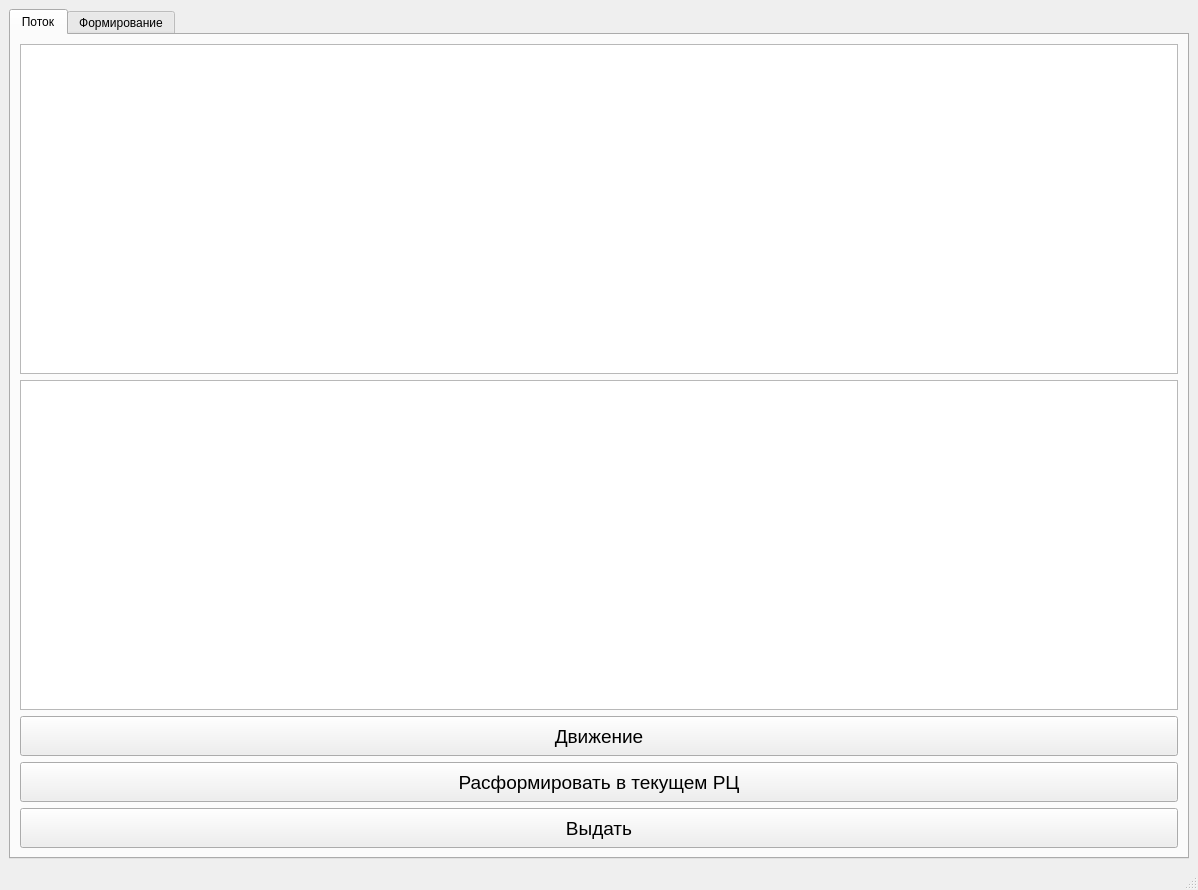
The window that mydesign.ui (Nokturnalmor/Komplekt) describes before a commit, drawn with Qt 5.
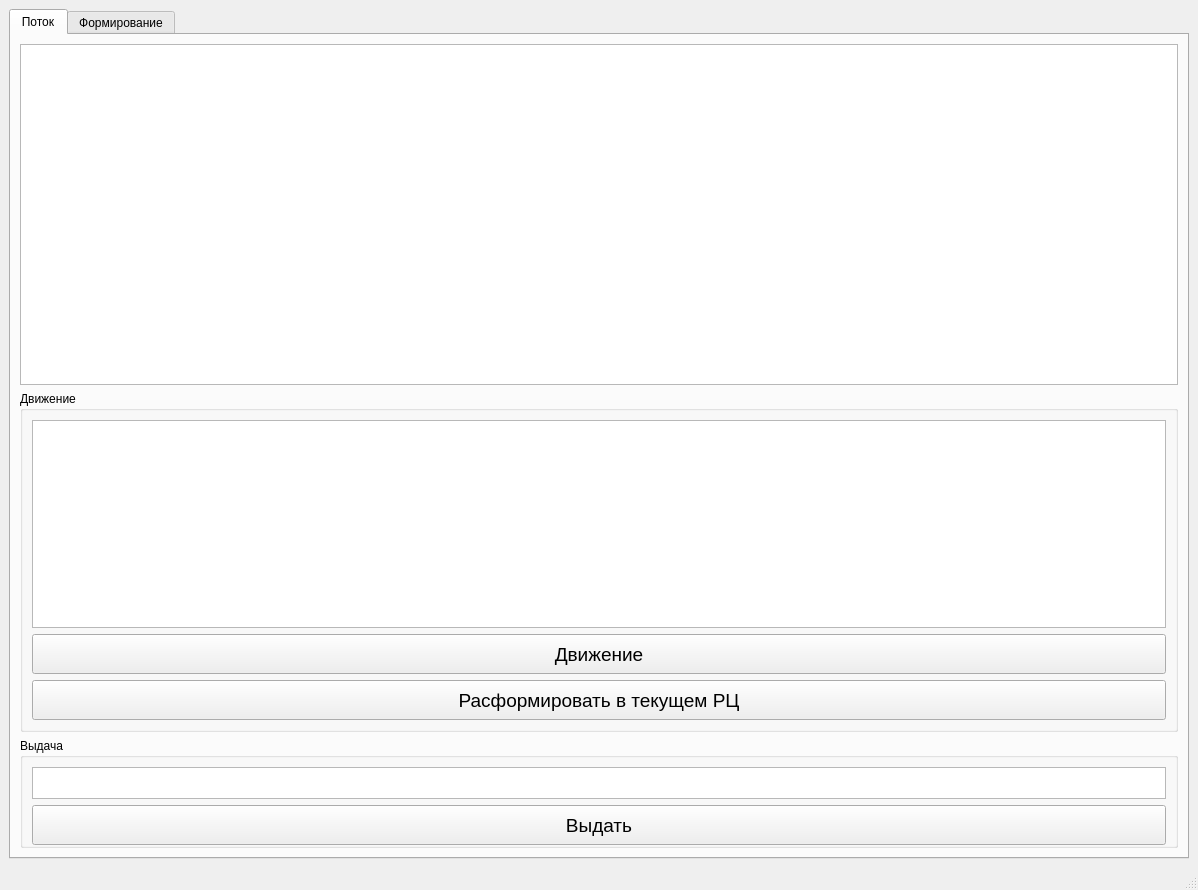
The same window after the commit.

Commit message: Добавлено: справка по текщей таре из окна деталей цвета окна деталей обновление окан детлей справка по наполнению тары запись комплектации в МК расформирование тары расчет досдтупного осталтка ограничение на кол-во и РЦ при комплектоании

The edit to the form file:
```diff
--- a/mydesign.ui
+++ b/mydesign.ui
@@ -24,7 +24,7 @@
        <attribute name="title">
         <string>Поток</string>
        </attribute>
-       <layout class="QVBoxLayout" name="verticalLayout_2">
+       <layout class="QVBoxLayout" name="verticalLayout_4">
         <item>
          <widget class="QTableWidget" name="table_potok">
           <property name="styleSheet">
@@ -34,6 +34,12 @@
          </widget>
         </item>
         <item>
+         <widget class="QGroupBox" name="groupBox">
+          <property name="title">
+           <string>Движение</string>
+          </property>
+          <layout class="QVBoxLayout" name="verticalLayout_2">
+           <item>
          <widget class="QTableWidget" name="table_bd_rab_c_potok"/>
         </item>
         <item>
@@ -72,6 +78,31 @@
           </property>
          </widget>
         </item>
+          </layout>
+         </widget>
+        </item>
+        <item>
+         <widget class="QGroupBox" name="groupBox_2">
+          <property name="maximumSize">
+           <size>
+            <width>16777215</width>
+            <height>110</height>
+           </size>
+          </property>
+          <property name="title">
+           <string>Выдача</string>
+          </property>
+          <layout class="QVBoxLayout" name="verticalLayout_3">
+           <item>
+            <widget class="QTableWidget" name="table_obsh_marshrut">
+             <property name="maximumSize">
+              <size>
+               <width>16777215</width>
+               <height>40</height>
+              </size>
+             </property>
+            </widget>
+           </item>
         <item>
          <widget class="QPushButton" name="push_vydat">
           <property name="minimumSize">
@@ -92,6 +123,9 @@
         </item>
        </layout>
       </widget>
+        </item>
+       </layout>
+      </widget>
       <widget class="QWidget" name="tab_2">
        <attribute name="title">
         <string>Формирование</string>
```
Left out of the diff: 3 changed lines with no effect on the pictures. Lines whose indentation alone changed are shown as unchanged. The commit also changes 3 other files.
